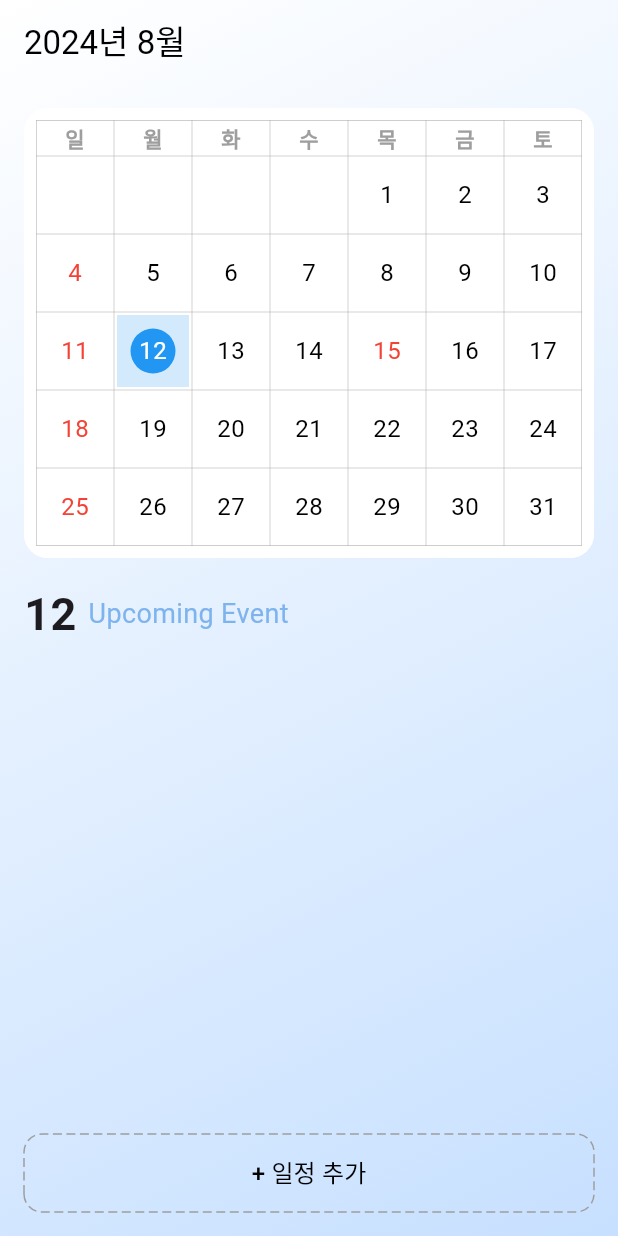
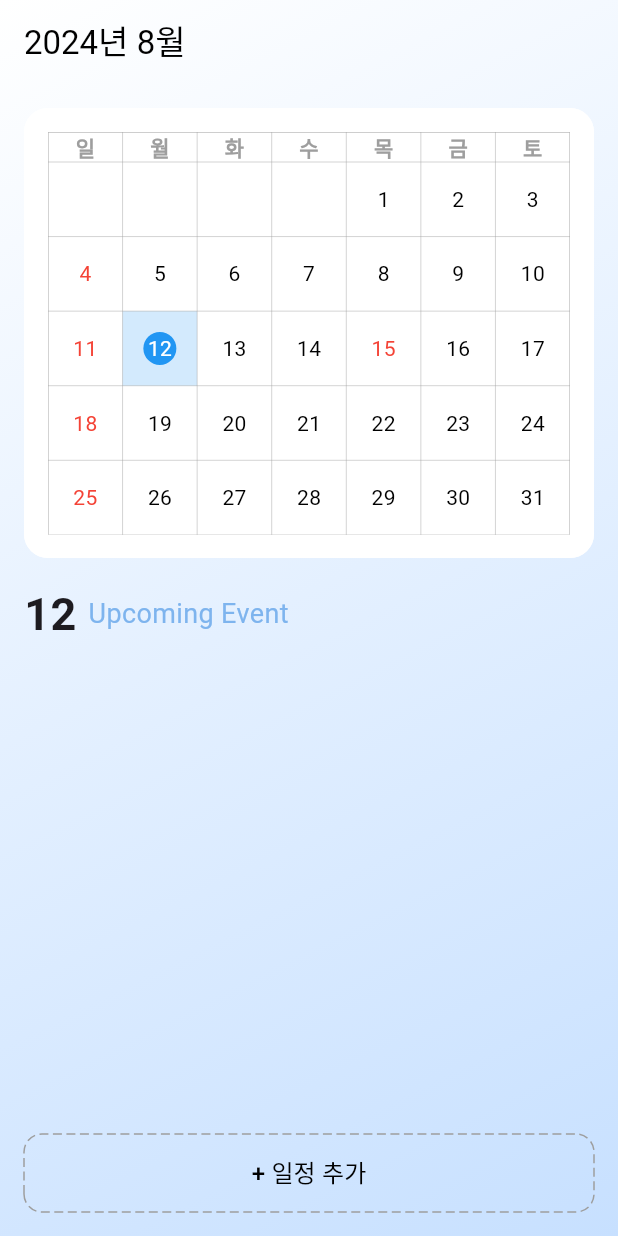
Before and after one commit to luckydut97/flutter-custom-calendar-applestyle-practice, a Flutter app: the screen it shows after launch, on a phone screen of 412 x 824 dp. Run offline on Flutter 3.47's test engine with Material 3 defaults, Android fonts, the phone set to English and light mode, and no system bars; drawn by our look-alikes of dotted_border.

Commit message:
달력 패딩 및 날짜 텍스트 조정

```diff
--- a/lib/calendar_month.dart
+++ b/lib/calendar_month.dart
@@ -16,7 +16,7 @@ class CalendarMonth extends StatelessWidget {
       TableRow(
         children: weekdays.map((day) {
           return Container(
-            padding: const EdgeInsets.all(2.0),
+            padding: const EdgeInsets.all(0.0),
             child: Align(
               alignment: Alignment.center,
               child: Text(
@@ -89,7 +89,7 @@ class CalendarMonth extends StatelessWidget {
       aspectRatio: 1.0,
       child: AnimatedContainer(
         duration: Duration(milliseconds: isBlinking ? 100 : 200),
-        margin: EdgeInsets.all(2.0),
+        margin: EdgeInsets.all(0.0),
         decoration: BoxDecoration(
           border: Border.all(color: Colors.transparent),
           color: isSelected || isInDragRange ? Colors.blue.withOpacity(0.2) : Colors.transparent,
@@ -99,8 +99,8 @@ class CalendarMonth extends StatelessWidget {
           children: [
             if (isToday)
               Container(
-                width: 30.0,
-                height: 30.0,
+                width: 22.0,
+                height: 22.0,
                 decoration: BoxDecoration(
                   color: Colors.blue,
                   shape: BoxShape.circle,
@@ -110,7 +110,7 @@ class CalendarMonth extends StatelessWidget {
               day.toString(),
               style: TextStyle(
                 color: isToday ? Colors.white : textColor,
-                fontSize: 16,
+                fontSize: 14,
               ),
             ),
           ],
@@ -123,7 +123,7 @@ class CalendarMonth extends StatelessWidget {
   Widget build(BuildContext context) {
     return Container(
       color: Colors.white,
-      padding: const EdgeInsets.all(8.0),
+      padding: const EdgeInsets.all(16.0),
       child: Table(
         border: TableBorder.all(color: Colors.grey, width: 0.3),
         children: _buildCalendar(context),
```
Also changed, not shown: pubspec.lock, 2 other files.
